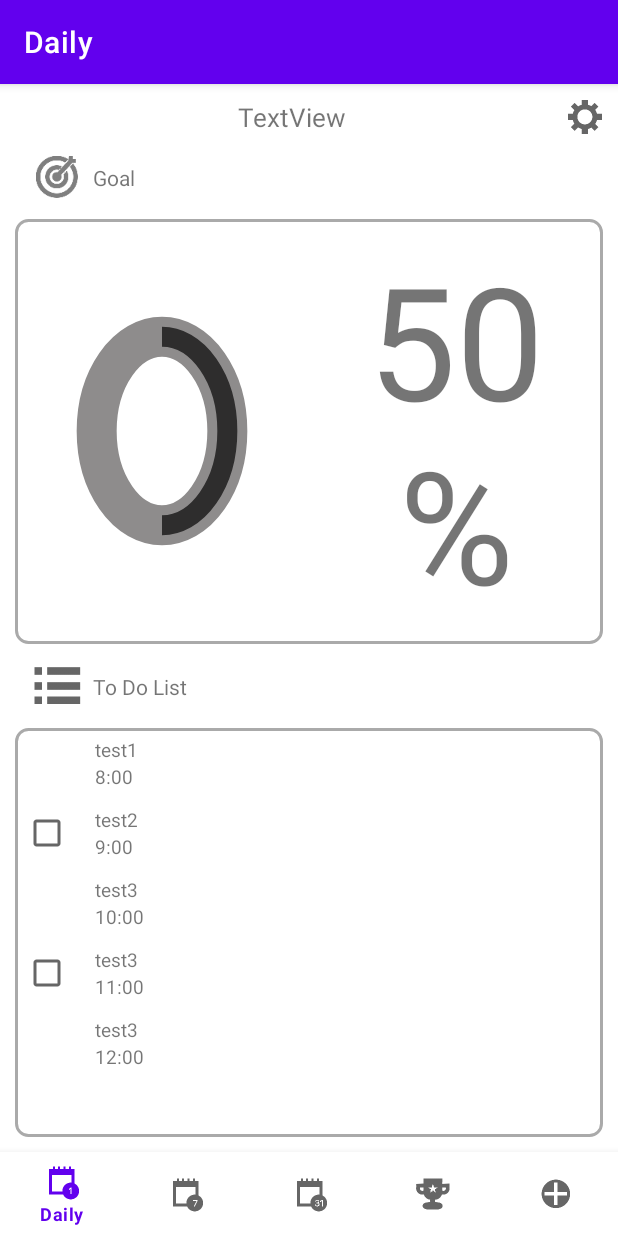
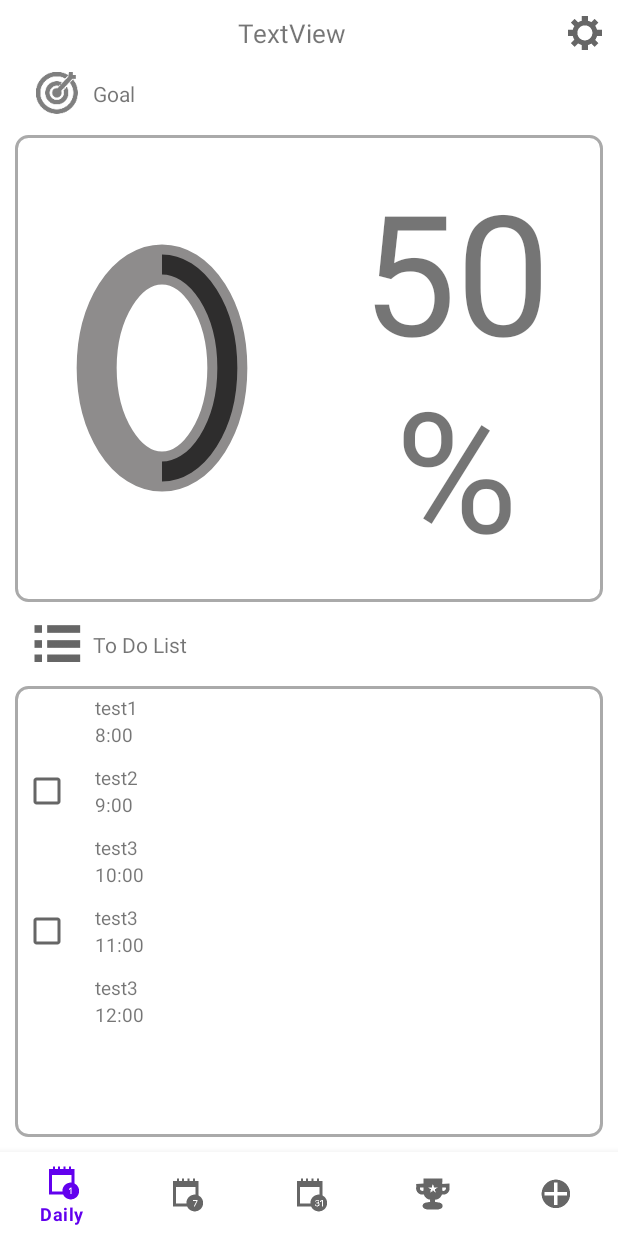
Before and after one commit to winstonmoon/motivational-todo-list-android, an Android app: the screen it shows after launch (MainActivity), on a phone screen of 412 x 824 dp. Run offline under Robolectric (Android 15) with nearby library versions, the phone set to English and light mode, and no system bars; our stand-ins replace data binding, navigation-ui.

Commit message:
delete actiion bar

```diff
--- a/app/src/main/java/com/moonwinston/motivationaltodolist/MainActivity.kt
+++ b/app/src/main/java/com/moonwinston/motivationaltodolist/MainActivity.kt
@@ -23,9 +23,9 @@ class MainActivity : AppCompatActivity() {
         val navController = findNavController(R.id.fragment_nav_host)
         // Passing each menu ID as a set of Ids because each
         // menu should be considered as top level destinations.
-        val appBarConfiguration = AppBarConfiguration(setOf(
-                R.id.navigation_daily, R.id.navigation_monthly, R.id.navigation_weekly, R.id.navigation_reward, R.id.navigation_add))
-        setupActionBarWithNavController(navController, appBarConfiguration)
+//        val appBarConfiguration = AppBarConfiguration(setOf(
+//                R.id.navigation_daily, R.id.navigation_monthly, R.id.navigation_weekly, R.id.navigation_reward, R.id.navigation_add))
+//        setupActionBarWithNavController(navController, appBarConfiguration)
         binding.viewNav.setupWithNavController(navController)
 
         binding.buttonSettings.setOnClickListener {
--- a/app/src/main/res/values-night/themes.xml
+++ b/app/src/main/res/values-night/themes.xml
@@ -1,6 +1,6 @@
 <resources xmlns:tools="http://schemas.android.com/tools">
     <!-- Base application theme. -->
-    <style name="Theme.MotivationalTodoList" parent="Theme.MaterialComponents.DayNight.DarkActionBar">
+    <style name="Theme.MotivationalTodoList" parent="Theme.MaterialComponents.DayNight.NoActionBar">
         <!-- Primary brand color. -->
         <item name="colorPrimary">@color/purple_200</item>
         <item name="colorPrimaryVariant">@color/purple_700</item>
--- a/app/src/main/res/values/themes.xml
+++ b/app/src/main/res/values/themes.xml
@@ -1,6 +1,6 @@
 <resources xmlns:tools="http://schemas.android.com/tools">
     <!-- Base application theme. -->
-    <style name="Theme.MotivationalTodoList" parent="Theme.MaterialComponents.DayNight.DarkActionBar">
+    <style name="Theme.MotivationalTodoList" parent="Theme.MaterialComponents.DayNight.NoActionBar">
         <!-- Primary brand color. -->
         <item name="colorPrimary">@color/purple_500</item>
         <item name="colorPrimaryVariant">@color/purple_700</item>
```
